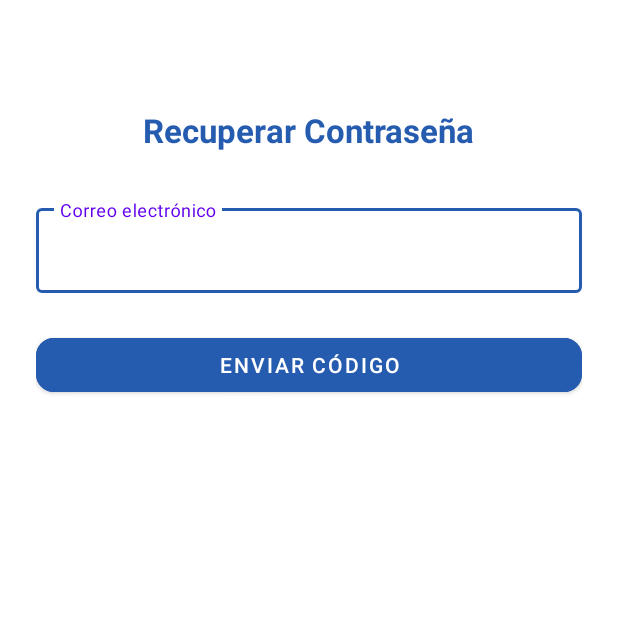
After one commit to AlejoBueno56/Vconexion, an Android app built with Jetpack Compose: the OlvideContrasenaActivity screen opened directly, with no data from a screen before it, on a phone screen of 412 x 824 dp, the top half of it. The commit adds this screen. Run offline under Robolectric (Android 15) with nearby library versions, the phone set to English and light mode, and no system bars; network calls fail.

Commit message:
Funcionalidad Olvido Contraseña

```diff
--- a/app/src/main/AndroidManifest.xml
+++ b/app/src/main/AndroidManifest.xml
@@ -35,7 +35,11 @@
         <activity
             android:name=".home.HomeActivity"
             android:exported="false"
-            android:screenOrientation="portrait" />
+            android:screenOrientation="portrait" />}
+
+        <activity android:name=".login.OlvideContrasenaActivity" />
+        <activity android:name=".login.ValidarTokenActivity" />
+
 
         <receiver
             android:name=".notificacion.NotificationReceiver"
--- a/app/src/main/java/com/example/vconexionsas/home/factura/FacturaFragment.kt
+++ b/app/src/main/java/com/example/vconexionsas/home/factura/FacturaFragment.kt
@@ -88,7 +88,7 @@ class FacturaFragment : Fragment() {
             binding.progressBar.visibility = View.VISIBLE
         }
 
-        val url = "https://loginc.vconexion.com/apipag.php?codigo_usuario=$codigoUsuario"
+        val url = "http://192.168.115.118/api_pdf_factura.php?codigo_usuario=$codigoUsuario"
 
         val request = Request.Builder()
             .url(url)
@@ -167,7 +167,7 @@ class FacturaFragment : Fragment() {
             binding.progressBar.visibility = View.VISIBLE
         }
 
-        val baseUrl = "https://loginc.vconexion.com/api_fact.php"
+        val baseUrl = "http://192.168.115.118/api_get_last_invoice.php"
         val token = "Bearer vconexion2025"
 
         val urlBuilder = StringBuilder("$baseUrl?codigo_usuario=$codigoUsuario")
--- a/app/src/main/java/com/example/vconexionsas/login/CambiarContrasenaActivity.kt
+++ b/app/src/main/java/com/example/vconexionsas/login/CambiarContrasenaActivity.kt
@@ -56,7 +56,7 @@ class CambiarContrasenaActivity : AppCompatActivity() {
 
     private fun cambiarContrasena(cedula: String, nuevaContrasena: String) {
         val client = OkHttpClient()
-        val url = "https://loginc.vconexion.com/apiclient.php"
+        val url = "http://192.168.115.118/apiclient.php"
 
         val json = JSONObject().apply {
             put("cedula", cedula)
--- /dev/null
+++ b/app/src/main/res/layout/activity_olvide_contrasena.xml
@@ -0,0 +1,66 @@
+<?xml version="1.0" encoding="utf-8"?>
+<androidx.constraintlayout.widget.ConstraintLayout xmlns:android="http://schemas.android.com/apk/res/android"
+    xmlns:app="http://schemas.android.com/apk/res-auto"
+    android:id="@+id/olvideContrasenaLayout"
+    android:layout_width="match_parent"
+    android:layout_height="match_parent"
+    android:background="@color/white"
+    android:padding="24dp">
+
+    <TextView
+        android:id="@+id/textTitulo"
+        android:layout_width="wrap_content"
+        android:layout_height="wrap_content"
+        android:text="Recuperar Contraseña"
+        android:textSize="22sp"
+        android:textStyle="bold"
+        android:textColor="@color/primary"
+        app:layout_constraintTop_toTopOf="parent"
+        app:layout_constraintStart_toStartOf="parent"
+        app:layout_constraintEnd_toEndOf="parent"
+        android:layout_marginTop="48dp" />
+
+    <com.google.android.material.textfield.TextInputLayout
+        android:id="@+id/inputLayoutCorreo"
+        style="@style/Widget.MaterialComponents.TextInputLayout.OutlinedBox"
+        android:layout_width="0dp"
+        android:layout_height="wrap_content"
+        android:hint="Correo electrónico"
+        app:boxStrokeColor="@color/primary"
+        app:boxBackgroundMode="outline"
+        app:layout_constraintTop_toBottomOf="@id/textTitulo"
+        app:layout_constraintStart_toStartOf="parent"
+        app:layout_constraintEnd_toEndOf="parent"
+        android:layout_marginTop="32dp">
+
+        <com.google.android.material.textfield.TextInputEditText
+            android:id="@+id/editCorreo"
+            android:layout_width="match_parent"
+            android:layout_height="wrap_content"
+            android:inputType="textEmailAddress" />
+    </com.google.android.material.textfield.TextInputLayout>
+
+    <Button
+        android:id="@+id/btnEnviarToken"
+        android:layout_width="0dp"
+        android:layout_height="wrap_content"
+        android:text="Enviar código"
+        android:textColor="@android:color/white"
+        android:backgroundTint="@color/primary"
+        app:cornerRadius="12dp"
+        app:layout_constraintTop_toBottomOf="@id/inputLayoutCorreo"
+        app:layout_constraintStart_toStartOf="parent"
+        app:layout_constraintEnd_toEndOf="parent"
+        android:layout_marginTop="24dp" />
+
+    <ProgressBar
+        android:id="@+id/progressBar"
+        android:layout_width="wrap_content"
+        android:layout_height="wrap_content"
+        android:visibility="gone"
+        app:layout_constraintTop_toBottomOf="@id/btnEnviarToken"
+        app:layout_constraintStart_toStartOf="parent"
+        app:layout_constraintEnd_toEndOf="parent"
+        android:layout_marginTop="24dp" />
+
+</androidx.constraintlayout.widget.ConstraintLayout>
--- a/app/src/main/res/layout/fragment_nueva_contrasena.xml
+++ /dev/null
@@ -1,6 +0,0 @@
-<?xml version="1.0" encoding="utf-8"?>
-<androidx.constraintlayout.widget.ConstraintLayout xmlns:android="http://schemas.android.com/apk/res/android"
-    android:layout_width="match_parent"
-    android:layout_height="match_parent">
-
-</androidx.constraintlayout.widget.ConstraintLayout>
--- a/app/src/main/res/layout/fragment_olvide_correo.xml
+++ /dev/null
@@ -1,6 +0,0 @@
-<?xml version="1.0" encoding="utf-8"?>
-<androidx.constraintlayout.widget.ConstraintLayout xmlns:android="http://schemas.android.com/apk/res/android"
-    android:layout_width="match_parent"
-    android:layout_height="match_parent">
-
-</androidx.constraintlayout.widget.ConstraintLayout>
--- a/app/src/main/res/layout/fragment_validar_token.xml
+++ /dev/null
@@ -1,6 +0,0 @@
-<?xml version="1.0" encoding="utf-8"?>
-<androidx.constraintlayout.widget.ConstraintLayout xmlns:android="http://schemas.android.com/apk/res/android"
-    android:layout_width="match_parent"
-    android:layout_height="match_parent">
-
-</androidx.constraintlayout.widget.ConstraintLayout>
--- a/app/src/main/res/xml/network_security_config.xml
+++ b/app/src/main/res/xml/network_security_config.xml
@@ -2,6 +2,6 @@
 <network-security-config>
     <base-config cleartextTrafficPermitted="true" />
     <domain-config cleartextTrafficPermitted="true">
-        <domain includeSubdomains="true">192.168.217.118</domain>
+        <domain includeSubdomains="true">192.168.115.118</domain>
     </domain-config>
 </network-security-config>
```
Also changed, not shown: app/src/main/java/com/example/vconexionsas/login/MainActivity.kt (+12 -10 lines), app/src/main/java/com/example/vconexionsas/login/OlvideContrasenaActivity.kt (added, +87 -0 lines), app/src/main/java/com/example/vconexionsas/login/ValidarTokenActivity.kt (added, +84 -0 lines), app/src/main/res/layout/activity_validar_token.xml (added, +66 -0 lines), app/src/main/res/navigation/nav_graph.xml (+43 -159 lines), app/src/main/res/values/strings.xml (+8 -0 lines).
